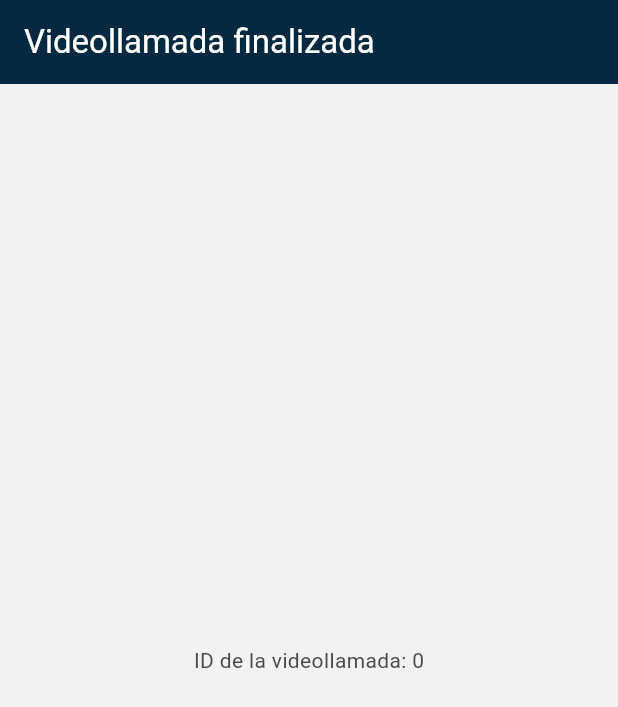
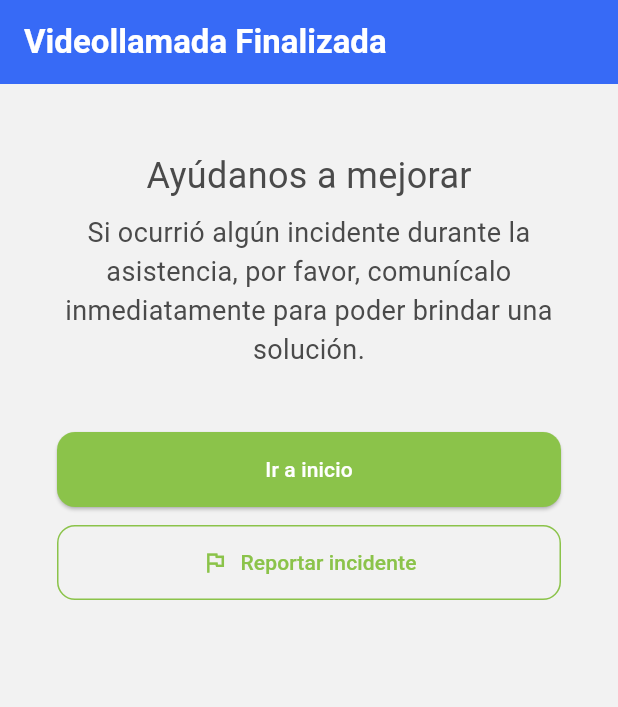
Before and after one commit to Helpwave-App/helpwave_mobile_app, a Flutter app: the EndVideocallScreen screen opened directly with empty values, on a phone screen of 412 x 824 dp. Shown: the top 707 px of the screen. Run offline on Flutter 3.47's test engine with Material 3 defaults, Android fonts, the phone set to English and light mode, and no system bars; our stand-ins replace firebase_core, firebase_messaging, flutter_local_notifications, flutter_rating_bar, flutter_riverpod, flutter_secure_storage and 4 more; missing offline and left inert: agora_rtc_engine; accounts and stored records are empty.

Commit message:
Added videocall end screen for volunteers

```diff
--- a/lib/src/features/notifications/services/firebase_messaging_help_request_handler.dart
+++ b/lib/src/features/notifications/services/firebase_messaging_help_request_handler.dart
@@ -1,8 +1,8 @@
 import 'package:firebase_messaging/firebase_messaging.dart';
 import 'package:flutter/material.dart';
 
-import '../../help_response/data/videocall_service.dart';
-import '../../help_response/presentation/videocall_screen.dart';
+import '../../videocalls/data/videocall_service.dart';
+import '../../videocalls/presentation/videocall_screen.dart';
 import '../../home/presentation/pages/home_volunteer_screen.dart';
 import '../presentation/request_dialog.dart';
 import '../presentation/info_dialog.dart';
--- a/lib/src/features/reviews/presentation/end_videocall_screen.dart
+++ b/lib/src/features/reviews/presentation/end_videocall_screen.dart
@@ -1,16 +1,76 @@
 import 'package:flutter/material.dart';
+import 'package:flutter_riverpod/flutter_riverpod.dart';
+import 'package:helpwave_mobile_app/src/routing/app_router.dart';
 
-class EndVideocallScreen extends StatelessWidget {
+class EndVideocallScreen extends ConsumerWidget {
   final int idVideocall;
 
   const EndVideocallScreen({super.key, required this.idVideocall});
 
   @override
-  Widget build(BuildContext context) {
+  Widget build(BuildContext context, WidgetRef ref) {
     return Scaffold(
-      appBar: AppBar(title: const Text('Videollamada finalizada')),
-      body: Center(
-        child: Text('ID de la videollamada: $idVideocall'),
+      backgroundColor: Theme.of(context).colorScheme.surface,
+      appBar: AppBar(
+        title: const Text(
+          'Videollamada Finalizada',
+          style: TextStyle(fontSize: 22, fontWeight: FontWeight.bold),
+        ),
+        backgroundColor: Theme.of(context).colorScheme.secondary,
+        foregroundColor: Theme.of(context).colorScheme.onSecondary,
+        elevation: 0,
+      ),
+      body: Padding(
+        padding: const EdgeInsets.symmetric(horizontal: 38, vertical: 44),
+        child: Column(
+          crossAxisAlignment: CrossAxisAlignment.stretch,
+          children: [
+            const Center(
+              child: Text(
+                'Ayúdanos a mejorar',
+                style: TextStyle(fontSize: 24),
+              ),
+            ),
+            const SizedBox(height: 8),
+            const Center(
+              child: Text(
+                'Si ocurrió algún incidente durante la asistencia, por favor, comunícalo inmediatamente para poder brindar una solución.',
+                textAlign: TextAlign.center,
+                style: TextStyle(fontSize: 18),
+              ),
+            ),
+            const SizedBox(height: 42),
+            Column(
+              crossAxisAlignment: CrossAxisAlignment.stretch,
+              children: [
+                ElevatedButton(
+                  onPressed: () {
+                    Navigator.pushNamed(context, AppRouter.loadingRoute);
+                  },
+                  style: ElevatedButton.styleFrom(
+                    backgroundColor: const Color(0xFF8BC34A),
+                    padding: const EdgeInsets.symmetric(vertical: 14),
+                  ),
+                  child: const Text('Ir a inicio'),
+                ),
+                const SizedBox(height: 12),
+                OutlinedButton.icon(
+                  onPressed: () {
+                    Navigator.pushNamed(context, AppRouter.reportRoute);
+                  },
+                  icon:
+                      const Icon(Icons.flag_outlined, color: Color(0xFF8BC34A)),
+                  label: const Text('Reportar incidente'),
+                  style: OutlinedButton.styleFrom(
+                    side: const BorderSide(color: Color(0xFF8BC34A)),
+                    foregroundColor: const Color(0xFF8BC34A),
+                    padding: const EdgeInsets.symmetric(vertical: 14),
+                  ),
+                ),
+              ],
+            ),
+          ],
+        ),
       ),
     );
   }
--- a/lib/src/features/reviews/presentation/review_screen.dart
+++ b/lib/src/features/reviews/presentation/review_screen.dart
@@ -3,12 +3,7 @@ import 'package:flutter_rating_bar/flutter_rating_bar.dart';
 import 'package:flutter_riverpod/flutter_riverpod.dart';
 
 import '../../../routing/app_router.dart';
-import '../application/review_controller.dart';
-
-final reviewControllerProvider =
-    ChangeNotifierProvider.autoDispose<ReviewController>((ref) {
-  return ReviewController();
-});
+import '../../../utils/constants/providers.dart';
 
 class ReviewScreen extends ConsumerWidget {
   final int idVideocall;
@@ -149,7 +144,7 @@ class _ReviewForm extends ConsumerWidget {
               onPressed: controller.isSubmitting
                   ? null
                   : () {
-                      Navigator.pushNamed(context, '/report-incident');
+                      Navigator.pushNamed(context, AppRouter.reportRoute);
                     },
               icon: const Icon(Icons.flag_outlined, color: Color(0xFF8BC34A)),
               label: const Text('Reportar incidente'),
--- a/lib/src/features/help_response/presentation/connecting_screen.dart
+++ b/lib/src/features/videocalls/presentation/connecting_screen.dart
@@ -1,6 +1,6 @@
 import 'dart:async';
 import 'package:flutter/material.dart';
-import 'package:helpwave_mobile_app/src/features/help_response/data/videocall_service.dart';
+import 'package:helpwave_mobile_app/src/features/videocalls/data/videocall_service.dart';
 import '../../../routing/app_router.dart';
 
 class ConnectingScreen extends StatefulWidget {
--- a/lib/src/routing/app_router.dart
+++ b/lib/src/routing/app_router.dart
@@ -17,8 +17,8 @@ import '../features/auth/presentation/pages/register/registration_completed_volu
 import '../features/reviews/presentation/end_videocall_screen.dart';
 import '../features/home/presentation/pages/home_requester_screen.dart';
 import '../features/home/presentation/pages/home_volunteer_screen.dart';
-import '../features/help_response/presentation/connecting_screen.dart';
-import '../features/help_response/presentation/videocall_screen.dart';
+import '../features/videocalls/presentation/connecting_screen.dart';
+import '../features/videocalls/presentation/videocall_screen.dart';
 import '../features/settings/presentation/settings_screen.dart';
 import '../features/profile/presentation/profile_screen.dart';
 import '../features/profile/presentation/user_info_screen.dart';
@@ -44,6 +44,7 @@ class AppRouter {
   static const String connectingRoute = '/connecting';
   static const String videoCallRoute = '/videocall';
   static const String reviewRoute = '/review';
+  static const String reportRoute = '/report';
   static const String endVideocallRoute = '/videocall-end';
   static const String settingsRoute = '/settings';
   static const String profileRoute = '/profile';
--- a/lib/src/utils/constants/api.dart
+++ b/lib/src/utils/constants/api.dart
@@ -1,5 +1,3 @@
-//const String baseUrl = 'http://10.0.2.2:8084';
-
 //const String baseUrl = 'https://helpwave-backend.onrender.com';
 
 const String baseUrl = 'https://helpwave-test.onrender.com';
--- a/lib/src/utils/constants/providers.dart
+++ b/lib/src/utils/constants/providers.dart
@@ -12,7 +12,7 @@ import '../../features/profile/data/skill_service.dart';
 import '../../features/auth/domain/user_model.dart';
 import '../../features/profile/data/profile_service.dart';
 import '../../features/profile/domain/profile_model.dart';
-import '../../features/help_response/data/videocall_service.dart';
+import '../../features/videocalls/data/videocall_service.dart';
 
 final secureStorageProvider = Provider((ref) => const FlutterSecureStorage());
 
```
Also changed, not shown: lib/src/features/videocalls/application/videocall_controller.dart (renamed from lib/src/features/help_response/application/videocall_controller.dart), lib/src/features/videocalls/data/videocall_service.dart (renamed from lib/src/features/help_response/data/videocall_service.dart), lib/src/features/videocalls/domain/empairing_model.dart (renamed from lib/src/features/help_response/domain/empairing_model.dart), lib/src/features/videocalls/domain/videocall_response.dart (renamed from lib/src/features/help_response/domain/videocall_response.dart), lib/src/features/videocalls/presentation/videocall_screen.dart (renamed from lib/src/features/help_response/presentation/videocall_screen.dart).
